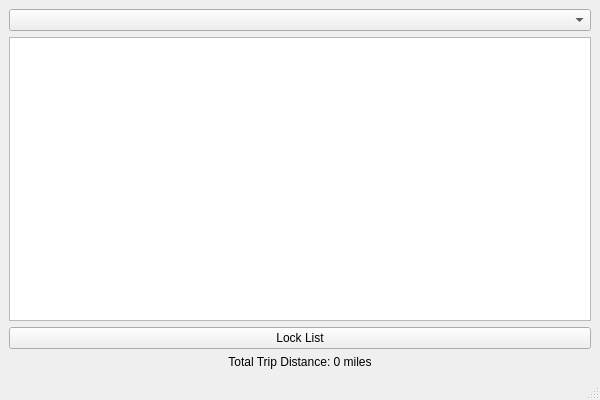
The window that mainwindow.ui (GarronGrim/College-Touring) describes before a commit, drawn with Qt 5.
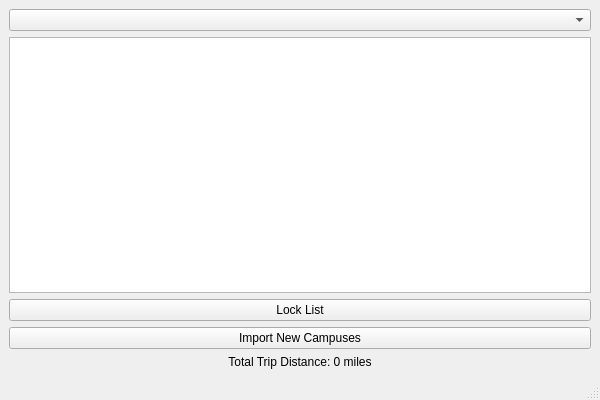
The same window after the commit.

Commit message: Implements trip planning and new college import test functionality

```diff
--- a/mainwindow.ui
+++ b/mainwindow.ui
@@ -36,6 +36,16 @@
       </property>
      </widget>
     </item>
+    <item>
+     <widget class="QPushButton" name="importButton">
+      <property name="text">
+       <string>Import New Campuses</string>
+      </property>
+      <property name="toolTip">
+       <string>Import new campus distances from CSV</string>
+      </property>
+     </widget>
+    </item>
     <item>
      <widget class="QLabel" name="labelTotalDistance">
       <property name="text">
```
The commit also changes 4 other files.
